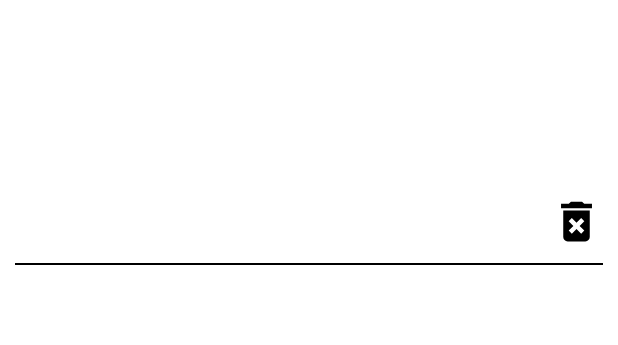
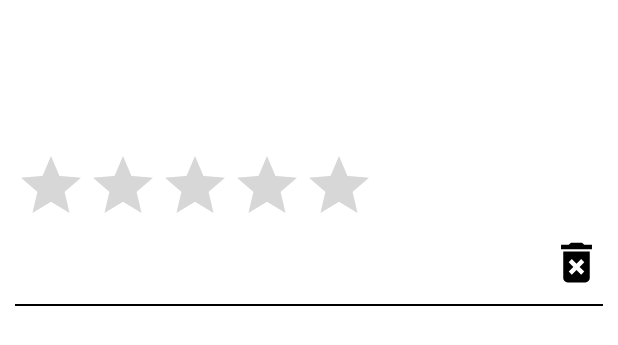
Before and after one commit to vaghamashi/andrioid5, an Android app: the layout std_item.xml on its own in the app's theme, with its tools: preview values and no code run, on a phone screen of 412 x 824 dp. Shown: the top 345 px of the screen. Run offline under Robolectric (Android 15) with nearby library versions, the phone set to English and light mode, and no system bars.

Commit message:
commit 4

```diff
--- a/app/src/main/AndroidManifest.xml
+++ b/app/src/main/AndroidManifest.xml
@@ -13,6 +13,9 @@
         android:theme="@style/Theme.Android5"
         tools:targetApi="31">
         <activity
+            android:name=".ShowActivity"
+            android:exported="false" />
+        <activity
             android:name=".MainActivity"
             android:exported="true">
             <intent-filter>
@@ -26,8 +29,7 @@
                 android:value="" />
         </activity>
 
-        <service android:name=".MPService"/>
-
+        <service android:name=".MPService" />
     </application>
 
 </manifest>
--- a/app/src/main/java/com/example/android5/FoodDao.kt
+++ b/app/src/main/java/com/example/android5/FoodDao.kt
@@ -1,6 +1,7 @@
 package com.example.android5
 
 import androidx.room.Dao
+import androidx.room.Delete
 import androidx.room.Insert
 import androidx.room.Query
 
@@ -13,4 +14,7 @@ interface FoodDao {
     @Query("SELECT * FROM food")
     fun getFood() : List<FoodEntity>
 
+    @Delete
+    fun deleteFood(food : FoodEntity)
+
 }
--- a/app/src/main/res/layout/activity_main.xml
+++ b/app/src/main/res/layout/activity_main.xml
@@ -51,10 +51,6 @@
 
         </LinearLayout>
 
-        <androidx.recyclerview.widget.RecyclerView
-            android:id="@+id/stdLists"
-            android:layout_width="match_parent"
-            android:layout_height="match_parent" />
 
     </LinearLayout>
 
--- a/app/src/main/res/layout/std_item.xml
+++ b/app/src/main/res/layout/std_item.xml
@@ -20,18 +20,17 @@
         android:textSize="18dp" />
 
     <TextView
-        android:id="@+id/txtSurname"
+        android:id="@+id/txtPrice"
         android:layout_width="match_parent"
         android:layout_height="wrap_content"
         android:layout_marginTop="5dp"
         android:textSize="18dp" />
 
-    <TextView
-        android:id="@+id/txtAddress"
-        android:layout_width="match_parent"
-        android:layout_height="wrap_content"
-        android:layout_marginTop="5dp"
-        android:textSize="18dp" />
+    <RatingBar
+        android:id="@+id/rtFood"
+        android:layout_width="wrap_content"
+        android:clickable="false"
+        android:layout_height="wrap_content"/>
 
     <ImageView
         android:id="@+id/imgDelete"
```
Also changed, not shown: app/src/main/java/com/example/android5/Adapters/FoodAdapter.kt (added, +57 -0 lines), app/src/main/java/com/example/android5/MainActivity.kt (+5 -2 lines), app/src/main/java/com/example/android5/ShowActivity.kt (added, +39 -0 lines), app/src/main/res/layout/activity_show.xml (added, +14 -0 lines).
